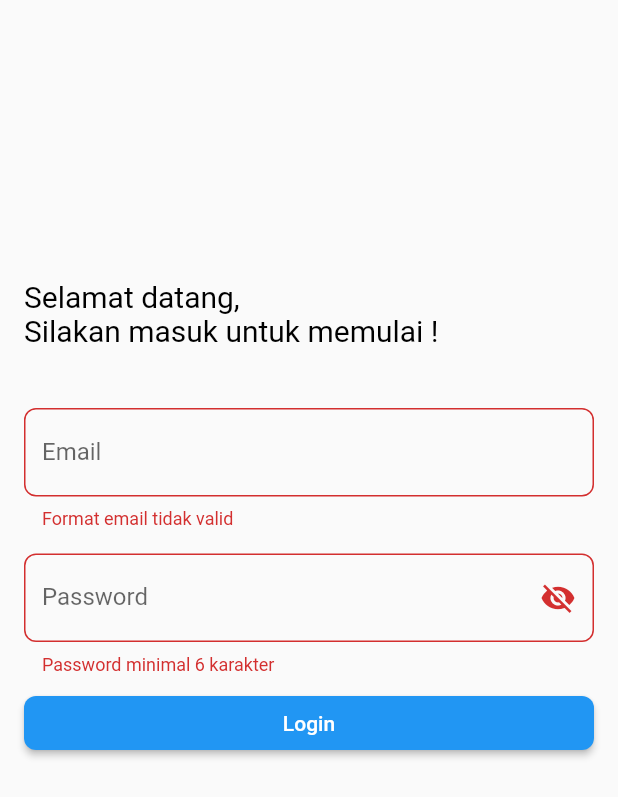
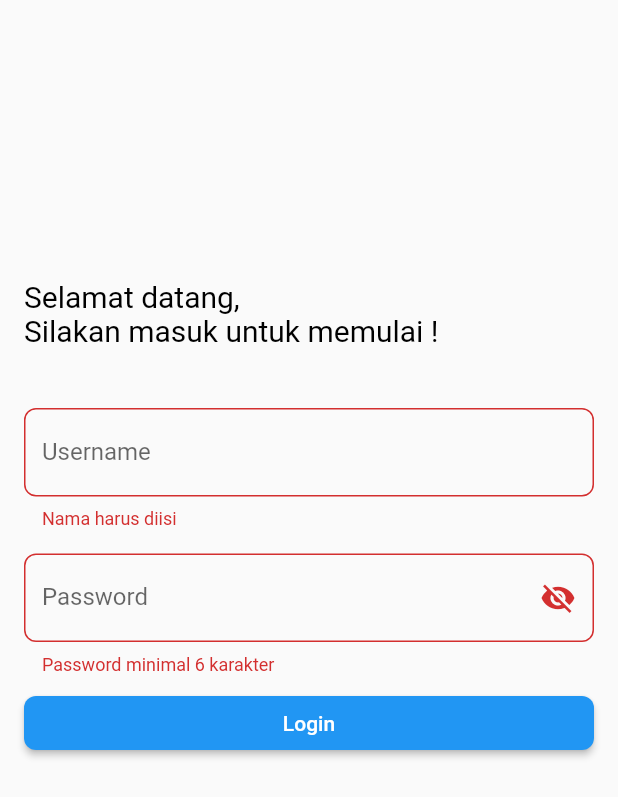
Before and after one commit to AjiSetya/loginregisterbasic, a Flutter app: the screen it shows after launch, after a tap on "Login", on a phone screen of 412 x 824 dp. Shown: the top 797 px of the screen. Run offline on Flutter 3.47's test engine with Material 2 defaults, Android fonts, the phone set to English and light mode, and no system bars; our stand-ins replace shared_preferences; missing offline and left inert: flutter_stetho.

Commit message:
login session logout using provider

```diff
--- a/lib/main.dart
+++ b/lib/main.dart
@@ -1,22 +1,33 @@
 import 'package:flutter/material.dart';
+import 'package:flutter_stetho/flutter_stetho.dart';
+import 'package:logkerja/providers/providers.dart';
 import 'package:logkerja/shared/shared.dart';
-import 'package:shared_preferences/shared_preferences.dart';
+import 'package:provider/provider.dart';
 
 import 'ui/pages/pages.dart';
 
-void main() => runApp(MyApp());
+void main() {
+  Stetho.initialize();
+  runApp(MyApp());
+}
 
 class MyApp extends StatelessWidget {
   @override
   Widget build(BuildContext context) {
-    return MaterialApp(
-      debugShowCheckedModeBanner: false,
-      initialRoute: kLoginPage,
-      routes: {
-        kLoginPage: (context)=> LoginPage(),
-        kMainPage: (context)=> MainPage(),
-        kRegisterPage: (context)=> MainPage(),
-      },
+    return MultiProvider(
+      providers: [
+        ChangeNotifierProvider(create: (_) => LoginProvider()),
+      ],
+      child: MaterialApp(
+        debugShowCheckedModeBanner: false,
+        initialRoute: kSplash,
+        routes: {
+          kSplash: (context) => FlashPage(),
+          kLoginPage: (context) => LoginPage(),
+          kMainPage: (context) => MainPage(),
+          kRegisterPage: (context) => MainPage(),
+        },
+      ),
     );
   }
 }
--- /dev/null
+++ b/lib/models/models.dart
@@ -0,0 +1 @@
+part 'user_respon.dart';
--- /dev/null
+++ b/lib/models/user_respon.dart
@@ -0,0 +1,83 @@
+part of 'models.dart';
+
+class UserRespon {
+  String message;
+  String hasil;
+  List<User> user;
+
+  UserRespon({this.message, this.hasil, this.user});
+
+  UserRespon.fromJson(Map<String, dynamic> json) {
+    message = json['message'];
+    hasil = json['hasil'];
+    if (json['user'] != null) {
+      user = new List<User>();
+      json['user'].forEach((v) {
+        user.add(new User.fromJson(v));
+      });
+    }
+  }
+
+  Map<String, dynamic> toJson() {
+    final Map<String, dynamic> data = new Map<String, dynamic>();
+    data['message'] = this.message;
+    data['hasil'] = this.hasil;
+    if (this.user != null) {
+      data['user'] = this.user.map((v) => v.toJson()).toList();
+    }
+    return data;
+  }
+}
+
+class User {
+  String idkaryawan;
+  String nik;
+  String nama;
+  String hp;
+  String alamat;
+  String iduser;
+  String username;
+  String email;
+  String password;
+  String usernik;
+
+  User(
+      {this.idkaryawan,
+        this.nik,
+        this.nama,
+        this.hp,
+        this.alamat,
+        this.iduser,
+        this.username,
+        this.email,
+        this.password,
+        this.usernik});
+
+  User.fromJson(Map<String, dynamic> json) {
+    idkaryawan = json['idkaryawan'];
+    nik = json['nik'];
+    nama = json['nama'];
+    hp = json['hp'];
+    alamat = json['alamat'];
+    iduser = json['iduser'];
+    username = json['username'];
+    email = json['email'];
+    password = json['password'];
+    usernik = json['usernik'];
+  }
+
+  Map<String, dynamic> toJson() {
+    final Map<String, dynamic> data = new Map<String, dynamic>();
+    data['idkaryawan'] = this.idkaryawan;
+    data['nik'] = this.nik;
+    data['nama'] = this.nama;
+    data['hp'] = this.hp;
+    data['alamat'] = this.alamat;
+    data['iduser'] = this.iduser;
+    data['username'] = this.username;
+    data['email'] = this.email;
+    data['password'] = this.password;
+    data['usernik'] = this.usernik;
+    return data;
+  }
+}
--- /dev/null
+++ b/lib/providers/login_provider.dart
@@ -0,0 +1,27 @@
+part of 'providers.dart';
+
+class LoginProvider extends ChangeNotifier {
+  Future<SharedPreferences> sharedPreferences = SharedPreferences.getInstance();
+
+  Future<bool> login(String username, String password) async {
+    if (username != 'gilang' || password != '123456'){
+      // login gagal
+      return false;
+    }else{
+      // login berhasil
+      saveUserPref(username);
+      return true;
+    }
+  }
+
+  saveUserPref(String username) async {
+    SharedPreferences _pref = await sharedPreferences;
+    _pref.setString(kNameUser, username);
+    _pref.setBool(kPrefLogin, true);
+  }
+
+  Future<bool> isLogin() async {
+    SharedPreferences _pref = await sharedPreferences;
+    return Future.value(_pref.getBool(kPrefLogin));
+  }
+}
--- /dev/null
+++ b/lib/providers/providers.dart
@@ -0,0 +1,5 @@
+import 'package:flutter/foundation.dart';
+import 'package:logkerja/shared/shared.dart';
+import 'package:shared_preferences/shared_preferences.dart';
+
+part 'login_provider.dart';
--- a/lib/services/services.dart
+++ b/lib/services/services.dart
@@ -1,5 +1 @@
-import 'package:flutter/material.dart';
-import 'package:logkerja/shared/shared.dart';
-import 'package:shared_preferences/shared_preferences.dart';
-
 part 'preferences_service.dart';
--- a/lib/shared/constans.dart
+++ b/lib/shared/constans.dart
@@ -3,6 +3,7 @@ part of 'shared.dart';
 const kPrefLogin = 'isLogin';
 const kEmailUser = 'email';
 const kNameUser = 'name';
+const kSplash = 'splash';
 const kMainPage = 'mainpage';
 const kLoginPage = 'loginpage';
 const kRegisterPage = 'registerpage';
--- a/lib/shared/shared.dart
+++ b/lib/shared/shared.dart
@@ -1,7 +1 @@
-import 'package:shared_preferences/shared_preferences.dart';
-
 part 'constans.dart';
-
-enum LoginStatus { notSignIn, signIn }
-LoginStatus loginStatus = LoginStatus.notSignIn;
-Future<SharedPreferences> sharedPreferences = SharedPreferences.getInstance();
--- a/lib/shared/validation.dart
+++ b/lib/shared/validation.dart
@@ -13,7 +13,7 @@ class Validation {
     return null;
   }
 
-  String validateName(String text){
+  static String validateName(String text){
     if(text.isEmpty){
       return 'Nama harus diisi';
     }
--- a/lib/ui/pages/login_page.dart
+++ b/lib/ui/pages/login_page.dart
@@ -18,54 +18,11 @@ class _LoginPageState extends State<LoginPage> {
   String password;
 
   passwordToggle() {
-    setState(() {
-      _securePassword = !_securePassword;
-    });
-  }
-
-  loginUser() async {
-    if (emailController.text != 'aji@gmail.com' ||
-        passwordController.text != '123456') {
-      final snackBar = SnackBar(content: Text('Email atau password salah'));
-      _scaffoldKey.currentState.showSnackBar(snackBar);
-    } else {
-      saveUserPref(emailController.text, emailController.text);
-      print(emailController.text);
-      loginStatus = LoginStatus.signIn;
-    }
-  }
-
-  saveUserPref(String email, String name) async {
-    SharedPreferences _pref = await sharedPreferences;
-
-    setState(() {
-      _pref.setString(kEmailUser, email);
-      _pref.setString(kNameUser, name);
-      _pref.setInt(kPrefLogin, 1);
-    });
-  }
-
-  _cekLoginStatus() async {
-    SharedPreferences _pref = await sharedPreferences;
-
-    var value;
-    setState(() {
-      value = _pref.getInt(kPrefLogin);
-
-      loginStatus = value == 1 ? LoginStatus.signIn : LoginStatus.notSignIn;
-    });
-  }
-
-  @override
-  void initState() {
-    super.initState();
-    _cekLoginStatus();
+    setState(() => _securePassword = !_securePassword);
   }
 
   @override
   Widget build(BuildContext context) {
-    switch (loginStatus) {
-      case LoginStatus.notSignIn:
     return Scaffold(
       key: _scaffoldKey,
       body: Container(
@@ -93,11 +50,11 @@ class _LoginPageState extends State<LoginPage> {
                   onChanged: (newValue) {
                     email = newValue;
                   },
-                      validator: Validation.validateEmail,
-                      keyboardType: TextInputType.emailAddress,
+                  validator: Validation.validateName,
+                  keyboardType: TextInputType.name,
                   decoration: InputDecoration(
-                          labelText: 'Email',
-                          hintText: 'Email Address',
+                      labelText: 'Username',
+                      hintText: 'Username',
                       border: OutlineInputBorder(
                           borderRadius: BorderRadius.circular(8.0))),
                 ),
@@ -114,7 +71,9 @@ class _LoginPageState extends State<LoginPage> {
                       labelText: 'Password',
                       hintText: 'Password',
                       suffixIcon: IconButton(
-                            onPressed: passwordToggle,
+                        onPressed: (){
+                          passwordToggle();
+                        },
                         icon: Icon(_securePassword
                             ? Icons.visibility_off
                             : Icons.visibility),
@@ -134,18 +93,28 @@ class _LoginPageState extends State<LoginPage> {
                   onPressed: () async {
                     if (_formKey.currentState.validate()) {
                       _formKey.currentState.save();
-                            loginUser();
+                      context
+                          .read<LoginProvider>()
+                          .login(emailController.text, passwordController.text)
+                          .then((value) {
+                        if (value) {
+                          Navigator.of(context).pushNamedAndRemoveUntil(
+                              kMainPage, (route) => false);
+                        } else {
+                          var snackbar = SnackBar(
+                            content: Text('User tidak ditemukan'),
+                          );
+                          _scaffoldKey.currentState.showSnackBar(snackbar);
                         }
-                        })
+                      });
+                    }
+                  },
+                ),
               ],
             ),
           ),
         ),
       ),
     );
-      case LoginStatus.signIn:
-        return MainPage();
-        break;
   }
 }
-}
--- /dev/null
+++ b/lib/ui/pages/splash_page.dart
@@ -0,0 +1,39 @@
+part of 'pages.dart';
+
+class FlashPage extends StatefulWidget {
+  @override
+  _FlashPageState createState() => _FlashPageState();
+}
+
+class _FlashPageState extends State<FlashPage> {
+  bool _isLogin;
+
+  cekLoginStatus() async {
+    SharedPreferences _pref = await SharedPreferences.getInstance();
+    _isLogin = _pref.getBool(kPrefLogin) ?? false;
+    Timer(Duration(seconds: 3), () {
+      if (_isLogin) {
+        Navigator.of(context)
+            .pushNamedAndRemoveUntil(kMainPage, (route) => false);
+      } else {
+        Navigator.of(context)
+            .pushNamedAndRemoveUntil(kLoginPage, (route) => false);
+      }
+    });
+  }
+
+  @override
+  void initState() {
+    super.initState();
+    cekLoginStatus();
+  }
+
+  @override
+  Widget build(BuildContext context) {
+    return Scaffold(
+      body: Center(
+        child: CircularProgressIndicator(),
+      ),
+    );
+  }
+}
--- a/pubspec.yaml
+++ b/pubspec.yaml
@@ -30,6 +30,8 @@ dependencies:
   cupertino_icons: ^0.1.3
   shared_preferences: ^0.5.10
   http: ^0.12.2
+  provider: ^4.3.2+2
+  flutter_stetho: ^0.5.2
 
 dev_dependencies:
   flutter_test:
```
Also changed, not shown: lib/ui/pages/main_page.dart (+8 -28 lines), lib/ui/pages/pages.dart (+7 -2 lines), lib/providers/laporan_provider.dart (added), pubspec.lock. Lines whose indentation alone changed are shown as unchanged.
